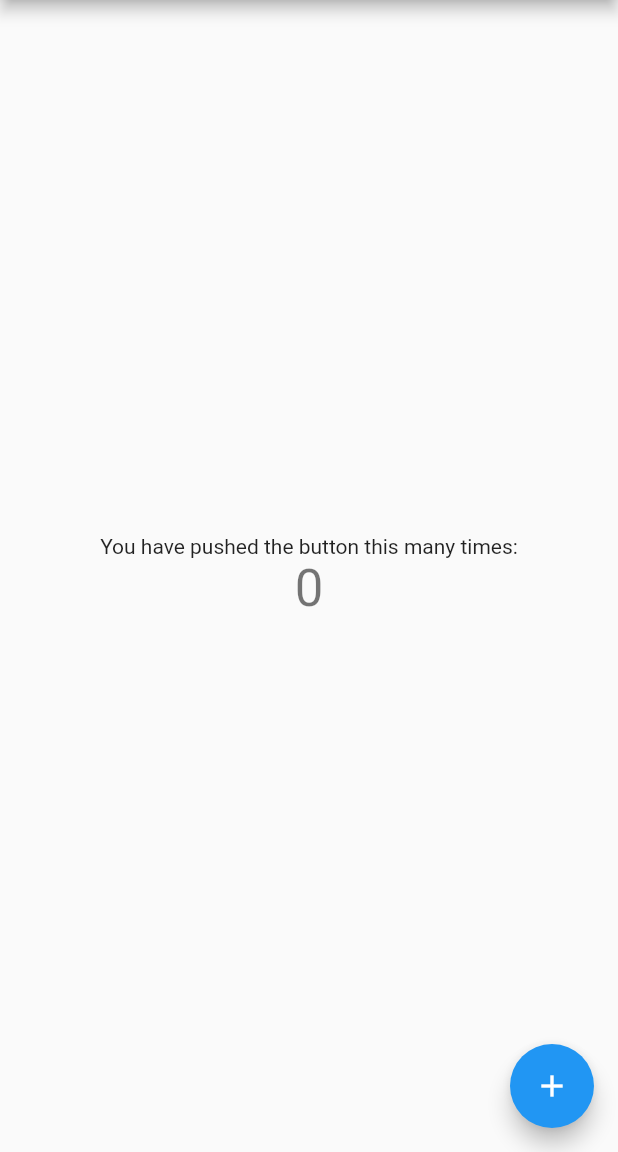
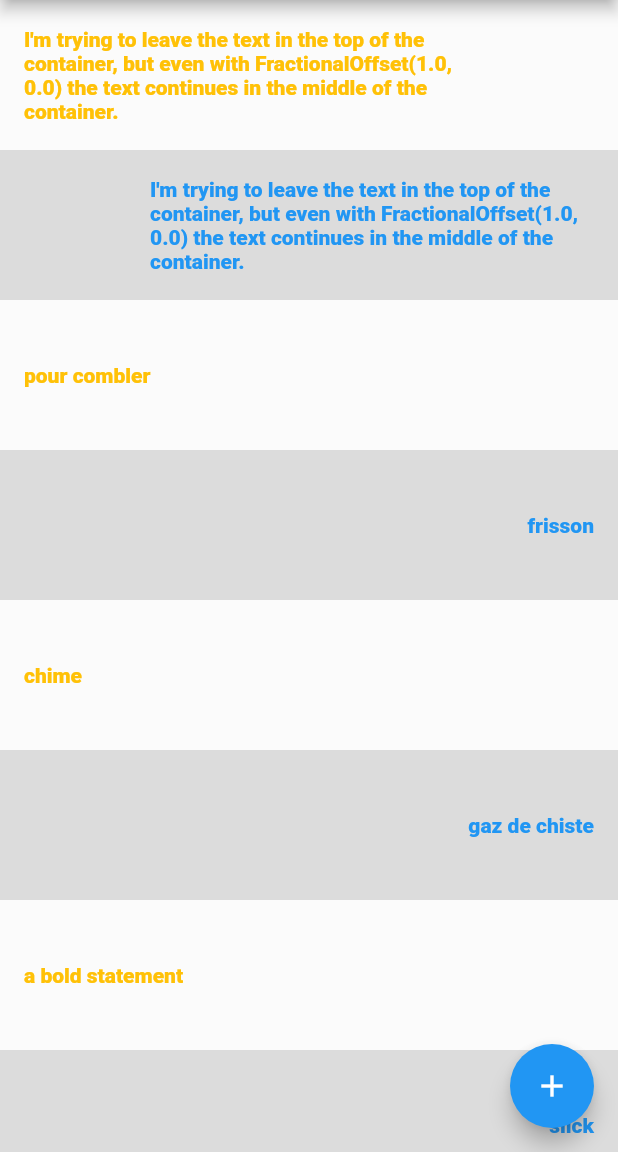
Before and after one commit to fahadmoinuddin/beam-flutter-hack, a Flutter app: the screen it shows after launch, on a phone screen of 412 x 824 dp, the part 84-1236 px from its top. Run offline on Flutter 3.47's test engine with Material 2 defaults, Android fonts, the phone set to English and light mode, and no system bars; our stand-ins replace firebase_auth; accounts and stored records are empty.

Commit message:
translate list

```diff
--- a/beam_me/lib/main.dart
+++ b/beam_me/lib/main.dart
@@ -1,5 +1,6 @@
 import 'package:flutter/material.dart';
 import 'package:firebase_auth/firebase_auth.dart';
+import 'widgets/translate/translate.dart';
 
 void main() => runApp(MyApp());
 
@@ -75,32 +76,7 @@ class _MyHomePageState extends State<MyHomePage> {
       body: Center(
         // Center is a layout widget. It takes a single child and positions it
         // in the middle of the parent.
-        child: Column(
-          // Column is also layout widget. It takes a list of children and
-          // arranges them vertically. By default, it sizes itself to fit its
-          // children horizontally, and tries to be as tall as its parent.
-          //
-          // Invoke "debug painting" (press "p" in the console, choose the
-          // "Toggle Debug Paint" action from the Flutter Inspector in Android
-          // Studio, or the "Toggle Debug Paint" command in Visual Studio Code)
-          // to see the wireframe for each widget.
-          //
-          // Column has various properties to control how it sizes itself and
-          // how it positions its children. Here we use mainAxisAlignment to
-          // center the children vertically; the main axis here is the vertical
-          // axis because Columns are vertical (the cross axis would be
-          // horizontal).
-          mainAxisAlignment: MainAxisAlignment.center,
-          children: <Widget>[
-            Text(
-              'You have pushed the button this many times:',
-            ),
-            Text(
-              '$_counter',
-              style: Theme.of(context).textTheme.display1,
-            ),
-          ],
-        ),
+        child: ListTranslate(),
       ),
       floatingActionButton: FloatingActionButton(
         onPressed: _incrementCounter,
--- /dev/null
+++ b/beam_me/lib/widgets/translate/Message.dart
@@ -0,0 +1,9 @@
+class Message {
+  String text;
+  String translatedText;
+
+  Message(String text, String translated) {
+    this.text = text;
+    this.translatedText = translated;
+  }
+}
--- /dev/null
+++ b/beam_me/lib/widgets/translate/translate.dart
@@ -0,0 +1,94 @@
+import 'package:flutter/material.dart';
+import 'Message.dart';
+
+class ListTranslate extends StatefulWidget {
+  ListTranslate({Key key}) : super(key: key);
+
+  @override
+  _ListTranslateState createState() => _ListTranslateState();
+}
+
+class _ListTranslateState extends State<ListTranslate> {
+  List<Message> _items = [
+    Message(
+      "I'm trying to leave the text in the top of the container, but even with FractionalOffset(1.0, 0.0) the text continues in the middle of the container.",
+      "jaunâtre",
+    ),
+    Message(
+      "I'm trying to leave the text in the top of the container, but even with FractionalOffset(1.0, 0.0) the text continues in the middle of the container.",
+      "cracher",
+    ),
+    Message(
+      "pour combler",
+      "to fill",
+    ),
+    Message(
+      "frisson",
+      "thrill",
+    ),
+    Message(
+      "chime",
+      "carillon",
+    ),
+    Message(
+      "gaz de chiste",
+      "shale gas",
+    ),
+    Message(
+      "a bold statement",
+      "une déclaration audacieuse",
+    ),
+    Message(
+      "slick",
+      "nappe",
+    ),
+    Message(
+      "sketch",
+      "dessin",
+    ),
+    Message(
+      "sketch",
+      "dessin",
+    ),
+    Message(
+      "serve",
+      "desservir",
+    ),
+  ];
+
+  Widget _displayCard(int index) {
+    bool _isOdd = (index % 2 == 1);
+    return
+      Container(
+        height: 100,
+        color: _isOdd ? Colors.black12 : Colors.white12,
+        alignment: _isOdd ? Alignment.centerRight : Alignment.centerLeft,
+
+        child: Padding(padding: EdgeInsets.only(left:_isOdd ? 100 : 16, top: 16, right: _isOdd ? 16: 100, bottom: 16),
+          child: Text(
+            _items[index].text,
+            style: TextStyle(
+              color: _isOdd ? Colors.blue : Colors.amber,
+              fontWeight: FontWeight.w900,
+
+            ),
+            softWrap: true,
+            maxLines: 1000,
+            overflow: TextOverflow.ellipsis,
+          ),
+        )
+
+      );
+
+  }
+
+  @override
+  Widget build(BuildContext context) {
+    return ListView.builder(
+      itemCount: _items.length,
+      itemBuilder: (BuildContext ctxt, int index) {
+        return _displayCard(index);
+      },
+    );
+  }
+}
```
Also changed, not shown: 3 other files.
